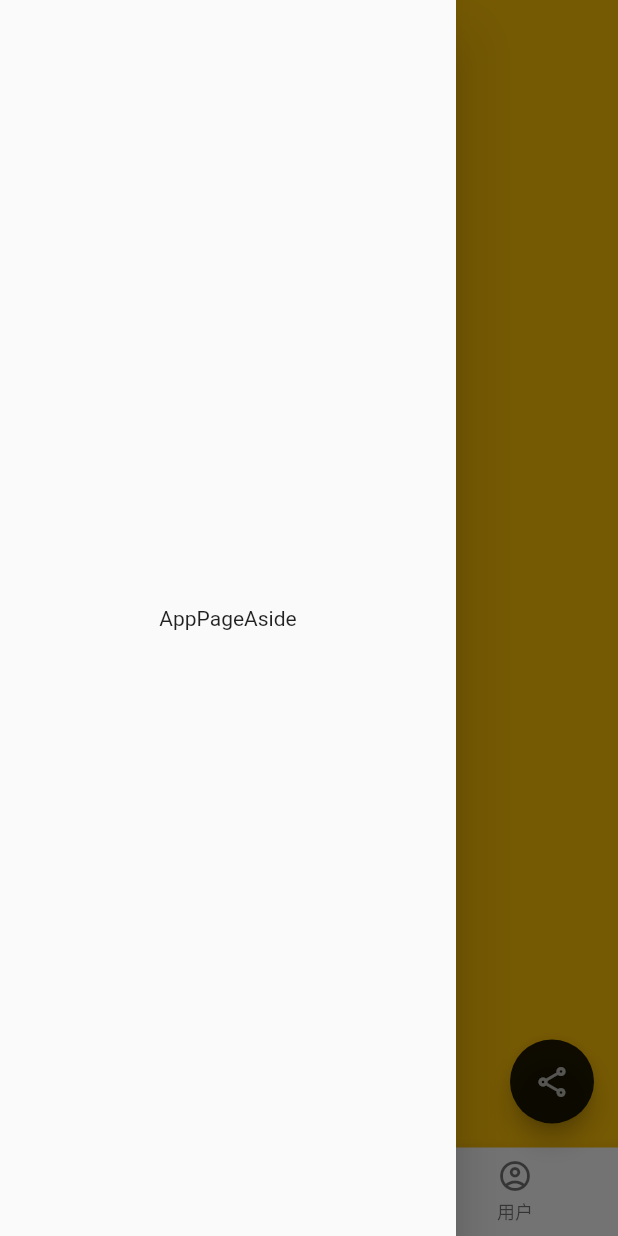
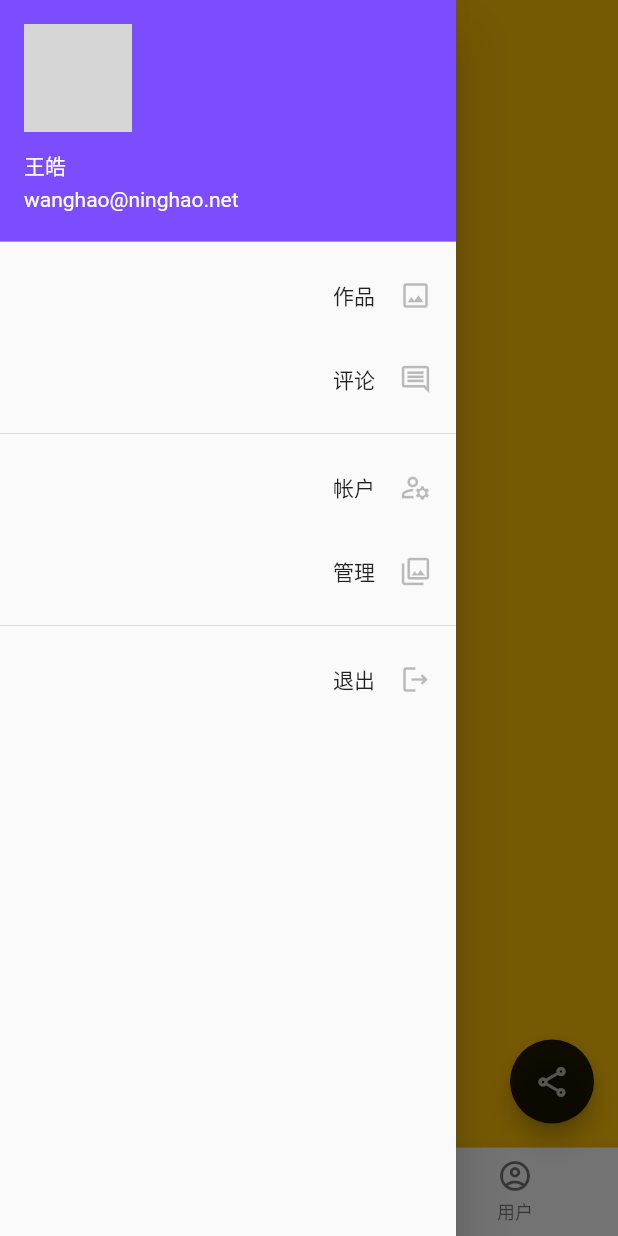
Before and after one commit to ninghao/xb2_flutter, a Flutter app: the screen it shows after launch, item 2 of the bottom bar chosen, with the side drawer open, on a phone screen of 412 x 824 dp. Run offline on Flutter 3.47's test engine with Material 2 defaults, Android fonts, the phone set to English and light mode, and no system bars; network calls fail; grey boxes are pictures that could not be loaded.

Commit message:
设置边栏抽屉上显示的内容（ListView 与 ListTile）

```diff
--- a/lib/app/components/app_page_aside.dart
+++ b/lib/app/components/app_page_aside.dart
@@ -4,8 +4,81 @@ class AppPageAside extends StatelessWidget {
   @override
   Widget build(BuildContext context) {
     return Drawer(
-      child: Center(
-        child: Text('AppPageAside'),
+      child: ListView(
+        padding: EdgeInsets.zero,
+        children: [
+          UserAccountsDrawerHeader(
+            accountName: Text('王皓'),
+            accountEmail: Text('wanghao@ninghao.net'),
+            currentAccountPicture: CircleAvatar(
+              backgroundImage: NetworkImage(
+                'https://resources.ninghao.net/wanghao.jpg',
+              ),
+            ),
+          ),
+          ListTile(
+            title: Text(
+              '作品',
+              textAlign: TextAlign.right,
+            ),
+            trailing: Icon(
+              Icons.image_outlined,
+              color: Colors.black26,
+              size: 22,
+            ),
+            onTap: () {},
+          ),
+          ListTile(
+            title: Text(
+              '评论',
+              textAlign: TextAlign.right,
+            ),
+            trailing: Icon(
+              Icons.comment_outlined,
+              color: Colors.black26,
+              size: 22,
+            ),
+            onTap: () {},
+          ),
+          Divider(),
+          ListTile(
+            title: Text(
+              '帐户',
+              textAlign: TextAlign.right,
+            ),
+            trailing: Icon(
+              Icons.manage_accounts_outlined,
+              color: Colors.black26,
+              size: 22,
+            ),
+            onTap: () {},
+          ),
+          ListTile(
+            title: Text(
+              '管理',
+              textAlign: TextAlign.right,
+            ),
+            trailing: Icon(
+              Icons.collections_outlined,
+              color: Colors.black26,
+              size: 22,
+            ),
+            onTap: () {},
+          ),
+          Divider(),
+          ListTile(
+            title: Text(
+              '退出',
+              textAlign: TextAlign.right,
+            ),
+            trailing: Icon(
+              Icons.logout_outlined,
+              color: Colors.black26,
+              size: 22,
+            ),
+            onTap: () {},
+          ),
+        ],
       ),
     );
   }
```
